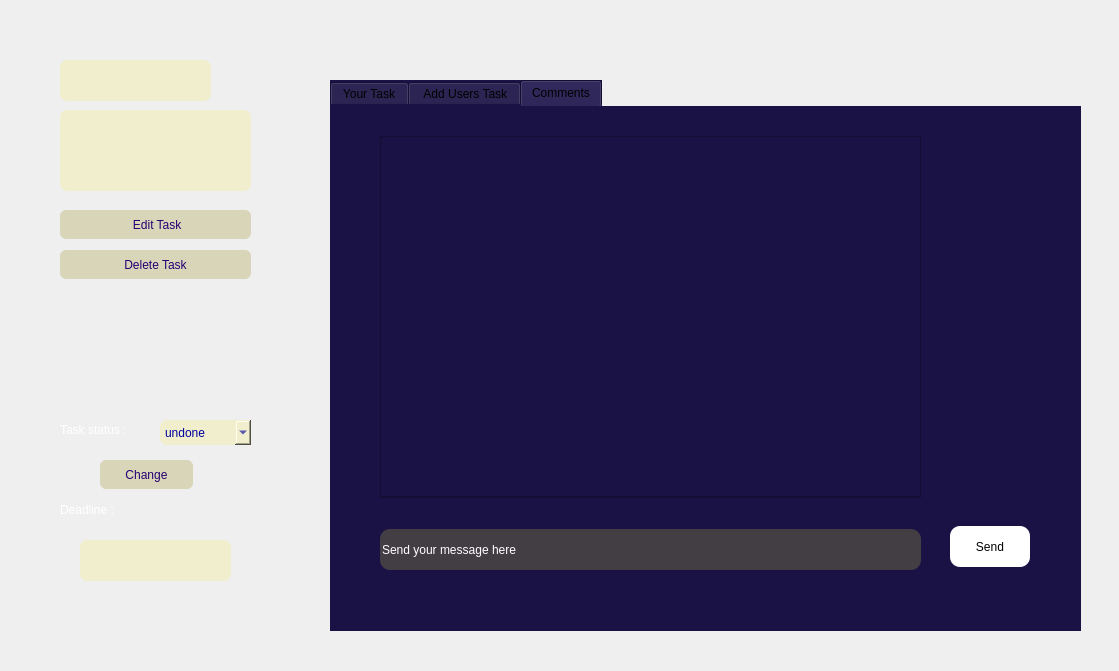
This is client_apProject/taskdialog.ui in sabasheikhi/ap_project as Qt 5 draws it before an edit. The edited form follows.
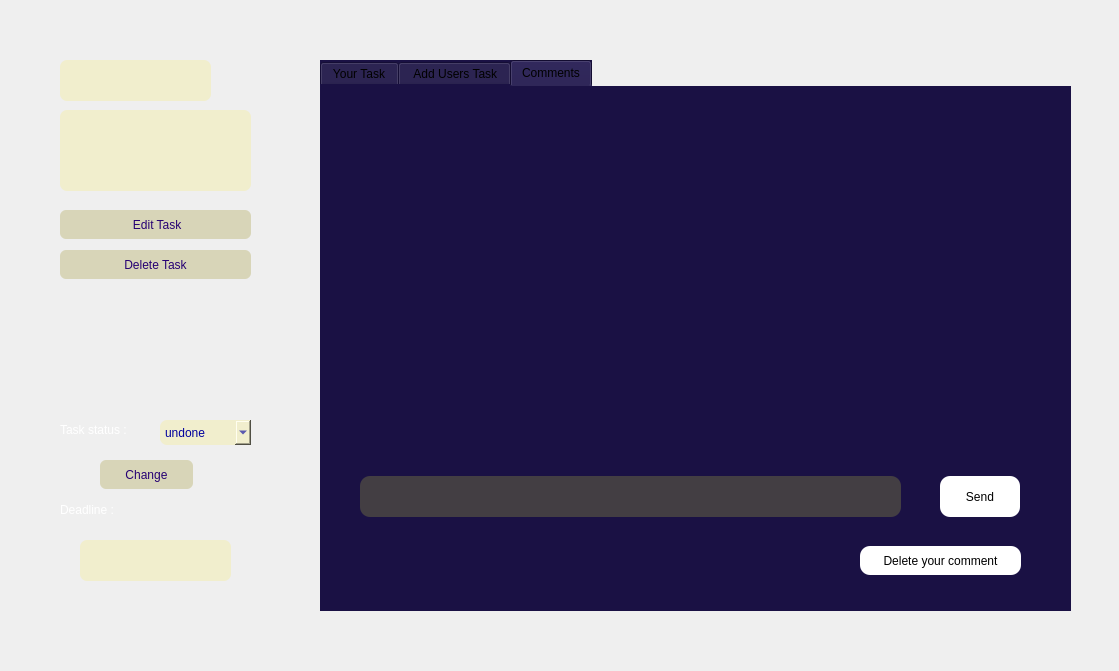
This is the edited form. The open tabs and pages were chosen to show the change. Icons and pictures are not drawn.

Commit message:
Comment and filter created
comment ui and filter and sort for organization and project and team has created

What changed in the file:
```diff
--- a/client_apProject/taskdialog.ui
+++ b/client_apProject/taskdialog.ui
@@ -139,8 +139,8 @@
   <widget class="QTabWidget" name="tabWidget">
    <property name="geometry">
     <rect>
-     <x>330</x>
-     <y>80</y>
+     <x>320</x>
+     <y>60</y>
      <width>751</width>
      <height>551</height>
     </rect>
@@ -791,8 +791,8 @@
     <widget class="QLineEdit" name="sendLineEdit">
      <property name="geometry">
       <rect>
-       <x>50</x>
-       <y>423</y>
+       <x>40</x>
+       <y>390</y>
        <width>541</width>
        <height>41</height>
       </rect>
@@ -804,14 +804,14 @@
 border-radius:10px;</string>
      </property>
      <property name="text">
-      <string>Send your message here</string>
+      <string/>
      </property>
     </widget>
     <widget class="QPushButton" name="sendButton">
      <property name="geometry">
       <rect>
        <x>620</x>
-       <y>420</y>
+       <y>390</y>
        <width>80</width>
        <height>41</height>
       </rect>
@@ -826,38 +826,35 @@
       <string>Send</string>
      </property>
     </widget>
-    <widget class="QListWidget" name="messageList">
+    <widget class="QWidget" name="verticalLayoutWidget">
      <property name="geometry">
       <rect>
-       <x>50</x>
-       <y>31</y>
-       <width>541</width>
-       <height>361</height>
-      </rect>
-     </property>
-    </widget>
-    <widget class="QScrollArea" name="scrollArea">
-     <property name="geometry">
-      <rect>
-       <x>50</x>
+       <x>60</x>
        <y>30</y>
-       <width>541</width>
-       <height>361</height>
+       <width>521</width>
+       <height>331</height>
       </rect>
      </property>
-     <property name="widgetResizable">
-      <bool>true</bool>
+     <layout class="QVBoxLayout" name="comlay"/>
+    </widget>
+    <widget class="QPushButton" name="deletecom">
+     <property name="geometry">
+      <rect>
+       <x>540</x>
+       <y>460</y>
+       <width>161</width>
+       <height>29</height>
+      </rect>
      </property>
-     <widget class="QWidget" name="scrollAreaWidgetContents">
-      <property name="geometry">
-       <rect>
-        <x>0</x>
-        <y>0</y>
-        <width>539</width>
-        <height>359</height>
-       </rect>
-      </property>
-     </widget>
+     <property name="styleSheet">
+      <string notr="true">background-color: rgb(255, 255, 255);
+color: rgb(0, 0, 0);
+border-color: rgb(255, 255, 255);
+border-radius:10px;</string>
+     </property>
+     <property name="text">
+      <string>Delete your comment</string>
+     </property>
     </widget>
    </widget>
   </widget>
```
Left out of the diff: 2 changed lines with no effect on the pictures. The commit also changes 72 other files.
